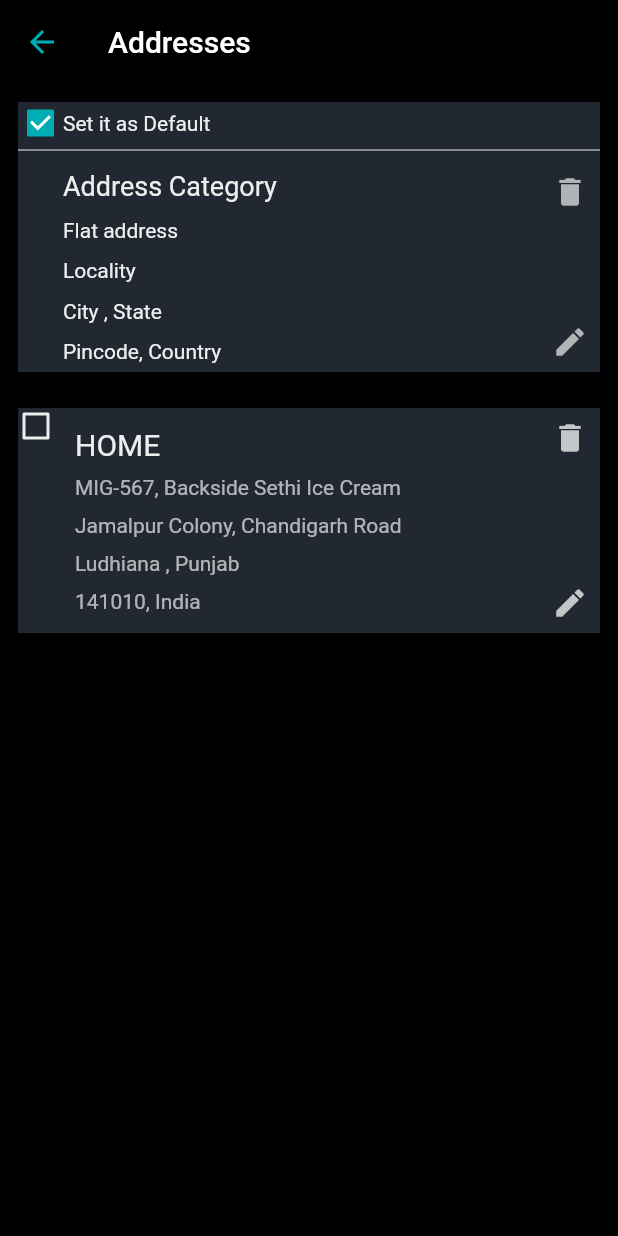
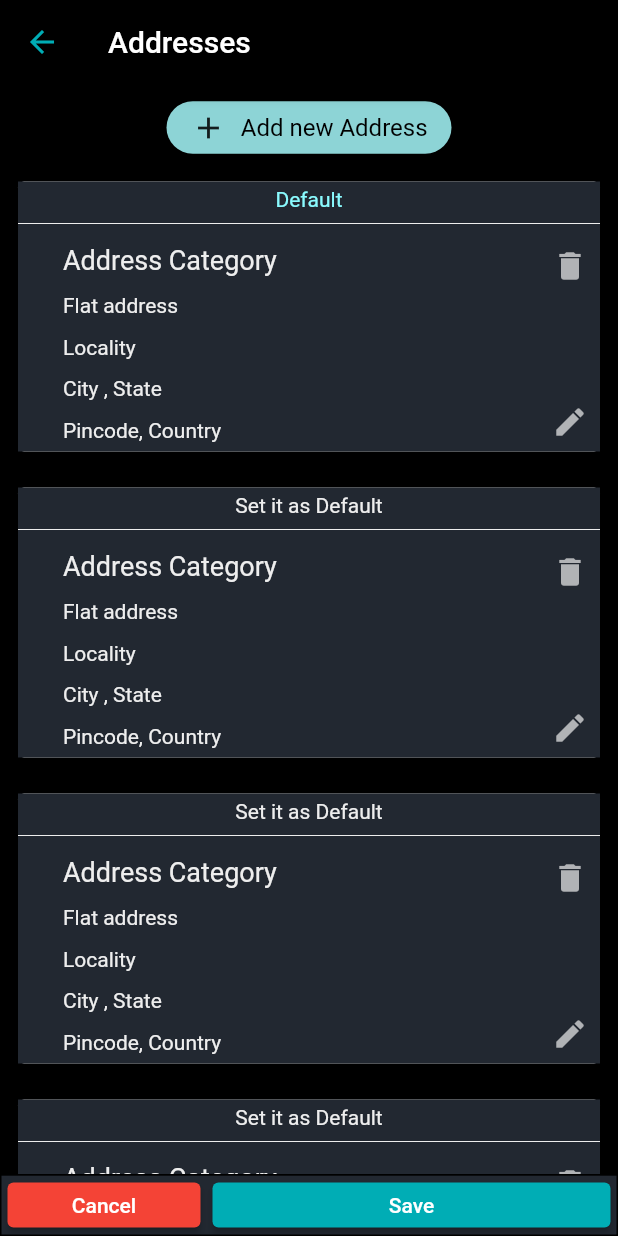
Before and after one commit to akashduggal567/store, a Flutter app: the AddressesView screen opened by its route, on a phone screen of 412 x 824 dp. Run offline on Flutter 3.47's test engine with Material 2 defaults, Android fonts, the phone set to English and light mode, and no system bars; our stand-ins replace auto_route, auto_size_text, badges, cached_network_image, carousel_pro, dio and 14 more; missing offline and left inert: expandable_bottom_sheet, observable_ish, shape_of_view; accounts and stored records are empty.

Commit message:
initialised map and address default implementation

```diff
--- a/lib/app/router.dart
+++ b/lib/app/router.dart
@@ -5,6 +5,7 @@ import 'package:store/ui/views/cart/cart_view.dart';
 import 'package:store/ui/views/dashboard/dashboard_view.dart';
 import 'package:store/ui/views/login/login_view.dart';
 import 'package:store/ui/views/login/otp/otp_view.dart';
+import 'package:store/ui/views/map/map_view.dart';
 import 'package:store/ui/views/onboarding/onBoarding_view.dart';
 import 'package:store/ui/views/product_details/productDetails_view.dart';
 import 'package:store/ui/views/product_list/productsList_view.dart';
@@ -27,4 +28,5 @@ class $Router {
   WishListView wishListViewRoute;
   BuyView buyViewRoute;
   SubCategoryView subCategoryView;
+  MapView mapViewRoute;
 }
--- a/lib/helpers/constants.dart
+++ b/lib/helpers/constants.dart
@@ -5,4 +5,7 @@ class Constants{
  static const Color lightBlackColor = Color(0xff393E46);
  static const Color tealColor = Color(0xff00ADB5);
  static const Color offWhiteColor = Color(0xffEEEEEE);
+ static const Color lightTealColor =Color(0xff8DD4D6);
+ static const Color lightDarkTealColor =Color(0xff8AFBFF);
+
 }
--- a/lib/services/api.dart
+++ b/lib/services/api.dart
@@ -8,7 +8,7 @@ import 'package:http/http.dart' as http;
 class ApiService{
 
 //  static const endpoint = 'http://10.0.2.2:2004';
-  static const endpoint = 'https://05592cd0664e.ngrok.io';
+  static const endpoint = 'https://748cfa8b5277.ngrok.io';
 
   var client = new http.Client();
 
--- a/lib/ui/views/addresses/addresses_view.dart
+++ b/lib/ui/views/addresses/addresses_view.dart
@@ -1,23 +1,117 @@
+import 'package:auto_size_text/auto_size_text.dart';
+import 'package:expandable_bottom_sheet/expandable_bottom_sheet.dart';
 import 'package:flutter/material.dart';
 import 'package:stacked/stacked.dart';
 import 'package:store/helpers/constants.dart';
 import 'addresses_viewModel.dart';
 
-class AddressesView extends StatelessWidget {
+class AddressesView extends StatefulWidget {
+  @override
+  _AddressesViewState createState() => _AddressesViewState();
+}
+
+class _AddressesViewState extends State<AddressesView> {
+  final GlobalKey<ScaffoldState> scaffoldKey = GlobalKey<ScaffoldState>();
   @override
   Widget build(BuildContext context) {
-    return ViewModelBuilder<AddressesViewModel>.nonReactive(
+    return ViewModelBuilder<AddressesViewModel>.reactive(
         builder: (context, model, child)=> Scaffold(
+          key: scaffoldKey,
           appBar: AppBar(
             iconTheme: new IconThemeData(color: Color(0xff00ADB5)),
             title: Text("Addresses"),
             backgroundColor: Colors.black,
           ),
+          bottomNavigationBar: myBottomNavBar(),
           backgroundColor: Colors.black,
           body: Container(
-            child: ListView(
+            child: Column(
               children: <Widget>[
                 Padding(
+                  padding:
+                  EdgeInsets.fromLTRB(0.0, 5.0, 0.0, 0.0),
+                  child: Container(
+                    width: 190,
+                    child: MaterialButton(
+                      shape: RoundedRectangleBorder(
+                          borderRadius:
+                          BorderRadius.circular(22.0)),
+                      height: 35,
+                      disabledColor:
+                      Constants.tealColor.withOpacity(0.7),
+                      color: Constants.lightTealColor,
+                      child: Row(
+                        mainAxisAlignment: MainAxisAlignment.spaceBetween,
+                        children: <Widget>[
+                          Icon(Icons.add),
+                          Text('Add new Address',
+                              style: new TextStyle(
+                                  fontSize: 16.0,
+                                  color: Colors.black,
+                                  fontWeight: FontWeight.w400
+                              )),
+                        ],
+                      ),
+//                                onPressed: model.isPhoneValid
+//                                    ? (){print("valid");}
+//                                    : null,
+                      onPressed: (){
+//                        scaffoldKey.currentState.showBottomSheet(
+//                                (context) => Container(
+//                                  height: 100,
+//                              color: Constants.lightBlackColor,
+//                            ));
+//                        print("pressed");
+                      model.navigateToMapView();
+                      },
+
+                    ),
+                  ),
+                ),
+                Expanded(
+                  flex: 1,
+                  child: Container(
+                    child: ListView.builder(
+                      itemCount: 4,
+                      itemBuilder: (BuildContext context, int index){
+                        return _buildAddressCard(model: model,index: index,);
+                      },
+                    ),
+                  ),
+                ),
+              ],
+            ),
+          ),
+        ),
+        viewModelBuilder: ()=> AddressesViewModel());
+  }
+
+
+}
+class openScrollableSheet extends StatelessWidget {
+  @override
+  Widget build(BuildContext context) {
+    // TODO: implement build
+    return ExpandableBottomSheet(
+      key: key,
+      persistentContentHeight: 220,
+    );
+  }
+
+}
+
+
+class _buildAddressCard extends StatelessWidget{
+  AddressesViewModel model;
+  int index;
+  _buildAddressCard({
+    this.model,
+    this.index
+  });
+  @override
+  Widget build(BuildContext context) {
+    // TODO: implement build
+    return Padding(
       padding: const EdgeInsets.all(8.0),
       child: Card(
         child: Container(
@@ -29,31 +123,28 @@ class AddressesView extends StatelessWidget {
               SizedBox(
                 height: 4,
               ),
-                          Container(
-//                        color: Colors.yellow,
+              InkWell(
+                onTap: (){
+                  model.selectedIndex.clear();
+                  model.setSelectedIndex(index);
+                },
+                child: Container(
                   child: Theme(
                       data: ThemeData(
                           unselectedWidgetColor: Constants.offWhiteColor),
-                                child: Row(
-                                  children: <Widget>[
-                                    Container(
-                                      width: 30,
-                                      height: 20,
-                                      child: Checkbox(
-                                          value: true,
-                                          tristate: false,
-                                          activeColor: Constants.tealColor,
-                                          onChanged: (bool value) {}),
-                                    ),
-                                    Container(
-                                      child: Text(
+                      child: Container(
+//                    color: Colors.red,
+                        child: model.selectedIndex[0]== index? Text(
+                          "Default",
+                          style: TextStyle(
+                              color: Constants.lightDarkTealColor),
+                        ) : Text(
                           "Set it as Default",
                           style: TextStyle(
                               color: Constants.offWhiteColor),
                         ),
-                                    )
-                                  ],
                       )),
+                ),
               ),
               Divider(
                 color: Constants.offWhiteColor,
@@ -136,109 +227,84 @@ class AddressesView extends StatelessWidget {
           ),
         ),
       ),
-                ),
-                Stack(
+    );
+  }
+
+}
+
+class myBottomNavBar extends StatelessWidget {
+  AddressesViewModel model;
+  myBottomNavBar({
+    this.model,
+  });
+  @override
+  Widget build(BuildContext context) {
+    return Container(
+      height: MediaQuery.of(context).size.height * 0.05,
+      decoration:
+      BoxDecoration(
+          color: Constants.darkBlackColor,
+          border: Border.all()),
+      child: Column(
+        mainAxisAlignment: MainAxisAlignment.spaceAround,
+        crossAxisAlignment: CrossAxisAlignment.start,
+//        mainAxisSize: MainAxisSize.min,
         children: <Widget>[
-                    Padding(
-                      padding: const EdgeInsets.all(8.0),
-                      child: Card(
-                        child: Container(
-                          height: 150,
-                          color: Constants.darkBlackColor,
-                          width: double.infinity,
-                          child: Row(
-                            crossAxisAlignment: CrossAxisAlignment.start,
+          Row(
             children: <Widget>[
-                              SizedBox(
-                                width: 30,
-                              ),
               Expanded(
                 child: Padding(
-                                  padding: const EdgeInsets.all(8.0),
+                  padding: const EdgeInsets.all(4.0),
                   child: Container(
-                                    child: Column(
-                                      mainAxisAlignment:
-                                      MainAxisAlignment.spaceAround,
-                                      crossAxisAlignment: CrossAxisAlignment.start,
-                                      children: <Widget>[
-                                        Text(
-                                          "HOME",
-                                          style: TextStyle(
-                                              color: Constants.offWhiteColor,
-                                              fontSize: 20),
+                    height: 30,
+                    width: 40,
+                    child: RaisedButton(
+                      color: Colors.red,
+                      shape: RoundedRectangleBorder(
+                        borderRadius: BorderRadius.circular(4.0),
                       ),
-                                        Text(
-                                          "MIG-567, Backside Sethi Ice Cream",
-                                          style: TextStyle(
-                                              color: Constants.offWhiteColor
-                                                  .withOpacity(0.7)),
-                                        ),
-                                        Text(
-                                          "Jamalpur Colony, Chandigarh Road",
-                                          style: TextStyle(
-                                              color: Constants.offWhiteColor
-                                                  .withOpacity(0.7)),
-                                        ),
-                                        Text(
-                                          "Ludhiana , Punjab",
-                                          style: TextStyle(
-                                              color: Constants.offWhiteColor
-                                                  .withOpacity(0.7)),
-                                        ),
-                                        Text(
-                                          "141010, India",
-                                          style: TextStyle(
-                                              color: Constants.offWhiteColor
-                                                  .withOpacity(0.7)),
-                                        ),
-                                      ],
+                      onPressed: () {
+//                        model.clearOrderCart();
+                      },
+                      child: Container(
+                        child: Text(
+                          'Cancel',
+                          style: TextStyle(color: Colors.white),
                         ),
                       ),
                     ),
                   ),
-                              Padding(
-                                padding: const EdgeInsets.all(8.0),
+                ),
+              ),
+              Expanded(
+                flex: 2,
+                child: Padding(
+                  padding: const EdgeInsets.all(4.0),
                   child: Container(
-                                  width: 30,
-                                  height: double.infinity,
-                                  child: Column(
-                                    mainAxisAlignment:
-                                    MainAxisAlignment.spaceBetween,
-                                    crossAxisAlignment: CrossAxisAlignment.end,
-                                    children: <Widget>[
-                                      Icon(
-                                        Icons.delete,
-                                        color: Constants.offWhiteColor
-                                            .withOpacity(0.8),
+                    height: 30,
+                    width: 40,
+                    child: RaisedButton(
+                      color: Constants.tealColor,
+                      shape: RoundedRectangleBorder(
+                        borderRadius: BorderRadius.circular(4.0),
                       ),
-                                      Icon(
-                                        Icons.mode_edit,
-                                        color: Constants.offWhiteColor
-                                            .withOpacity(0.8),
-                                      )
-                                    ],
+                      onPressed: () {
+//                        model.navigateToPhoneLoginScreen();
+                      },
+                      child: Container(
+                        child: Text(
+                          'Save',
+                          style: TextStyle(color: Colors.white),
+                        ),
+                      ),
+                    ),
                   ),
                 ),
               ),
             ],
-                          ),
-                        ),
-                      ),
-                    ),
-                    Theme(
-                        data: ThemeData(
-                            unselectedWidgetColor: Constants.offWhiteColor),
-                        child: Checkbox(
-                            value: false,
-                            tristate: false,
-                            activeColor: Constants.tealColor,
-                            onChanged: (bool value) {})),
+          )
         ],
       ),
-              ],
-            ),
-          ),
-        ),
-        viewModelBuilder: ()=> AddressesViewModel());
+    );
   }
 }
--- a/lib/ui/views/addresses/addresses_viewModel.dart
+++ b/lib/ui/views/addresses/addresses_viewModel.dart
@@ -1,5 +1,25 @@
 import 'package:stacked/stacked.dart';
+import 'package:stacked_services/stacked_services.dart';
+import 'package:store/app/locator.dart';
+import 'package:store/app/router.gr.dart';
 
 class AddressesViewModel extends BaseViewModel {
+  var _selectedIndex = [0];
+  get selectedIndex => _selectedIndex;
+  NavigationService _navigationService = locator<NavigationService>();
+
+  bool checkDefaultAddress() {
+    return false;
+  }
+
+  void setSelectedIndex(index) {
+    _selectedIndex.add(index);
+    notifyListeners();
+    print(_selectedIndex);
+  }
+
+  void navigateToMapView() async{
+    await _navigationService.navigateTo(Routes.mapViewRoute);
+  }
 
 }
--- /dev/null
+++ b/lib/ui/views/map/map_view.dart
@@ -0,0 +1,62 @@
+import 'package:flutter/material.dart';
+import 'package:google_maps_flutter/google_maps_flutter.dart';
+import 'package:location/location.dart';
+import 'package:stacked/stacked.dart';
+import 'package:store/ui/views/map/map_viewModel.dart';
+import 'dart:math';
+
+
+class MapView extends StatefulWidget {
+  @override
+  _MapViewState createState() => _MapViewState();
+}
+
+class _MapViewState extends State<MapView> {
+  GoogleMapController _controller;
+  @override
+  Widget build(BuildContext context) {
+    return ViewModelBuilder<MapViewModel>.nonReactive(
+        builder: (context, model, child)=>Scaffold(
+          appBar: AppBar(),
+          floatingActionButton: FloatingActionButton(onPressed: (){
+            getCurrentLocation();
+          },),
+          body: GoogleMap(
+            mapType: MapType.normal,
+            initialCameraPosition: CameraPosition(
+              target: LatLng(30.8950813,75.9081479),
+              zoom: 14.456
+            ),
+            onMapCreated: (GoogleMapController controller){
+                _controller = controller;
+                print("created");
+            },
+          ),
+        ),
+        viewModelBuilder:() => MapViewModel());
+  }
+
+  void getCurrentLocation() async{
+    var location =  await Location().getLocation();
+    var distance =  await getDistanceFromLatLonInKm(30.8950813,75.9081479,30.9081994,75.8907956841681);
+    print("location"+ distance.toString());
+  }
+
+  String getDistanceFromLatLonInKm(lat1,lon1,lat2,lon2) {
+    var R = 6371; // Radius of the earth in km
+    var dLat = deg2rad(lat2-lat1);  // deg2rad below
+    var dLon = deg2rad(lon2-lon1);
+    var a =
+        sin(dLat/2) * sin(dLat/2) +
+            cos(deg2rad(lat1)) * cos(deg2rad(lat2)) *
+                sin(dLon/2) * sin(dLon/2)
+    ;
+    var c = 2 * atan2(sqrt(a), sqrt(1-a));
+    var d = R * c; // Distance in km
+    return double.parse((d).toStringAsFixed(1)).toString();
+  }
+
+  deg2rad(deg) {
+    return deg * (pi/180);
+  }
+}
--- /dev/null
+++ b/lib/ui/views/map/map_viewModel.dart
@@ -0,0 +1,5 @@
+import 'package:stacked/stacked.dart';
+
+class MapViewModel extends BaseViewModel {
+
+}
--- a/pubspec.yaml
+++ b/pubspec.yaml
@@ -58,6 +58,10 @@ dependencies:
   shimmer: ^1.1.1
   liquid_pull_to_refresh: ^2.0.0
   shape_of_view: ^1.0.2
+  auto_size_text: ^2.1.0
+  expandable_bottom_sheet: ^0.2.1+1
+  google_maps_flutter: ^0.5.30
+
 
   # The following adds the Cupertino Icons font to your application.
   # Use with the CupertinoIcons class for iOS style icons.
```
Also changed, not shown: lib/app/router.gr.dart, pubspec.lock, 1 other file. Lines whose indentation alone changed are shown as unchanged.
